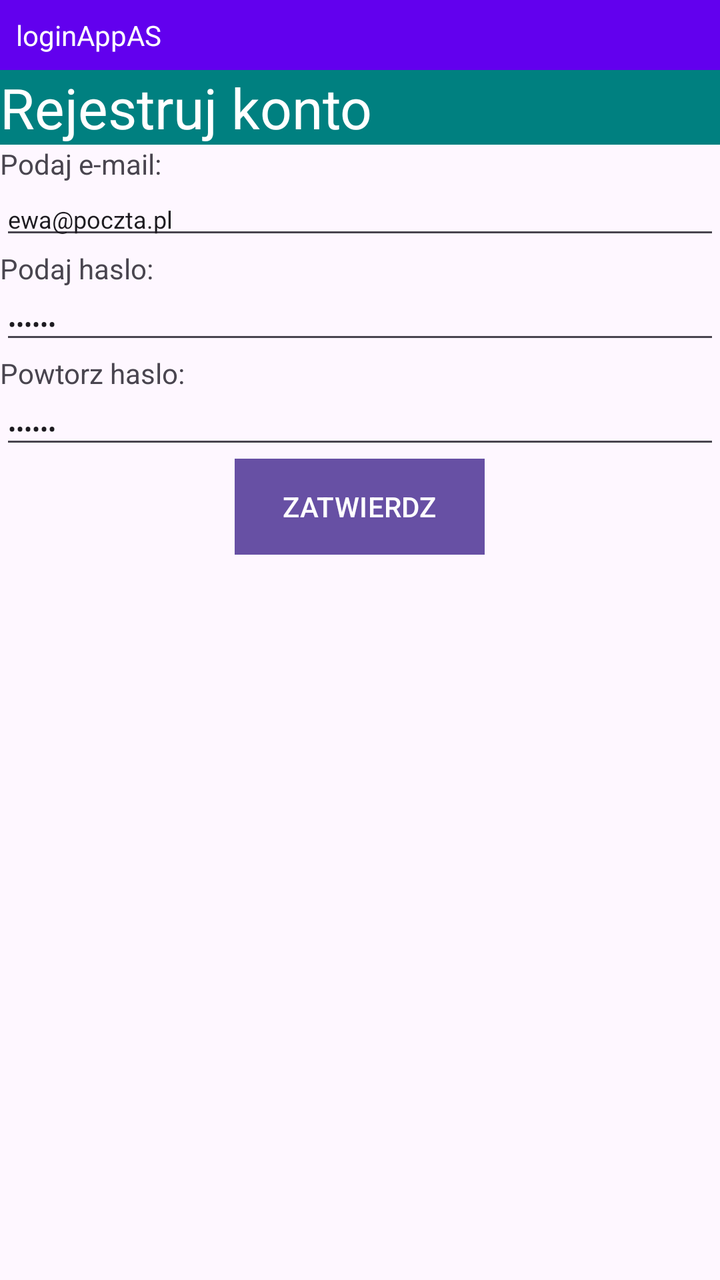
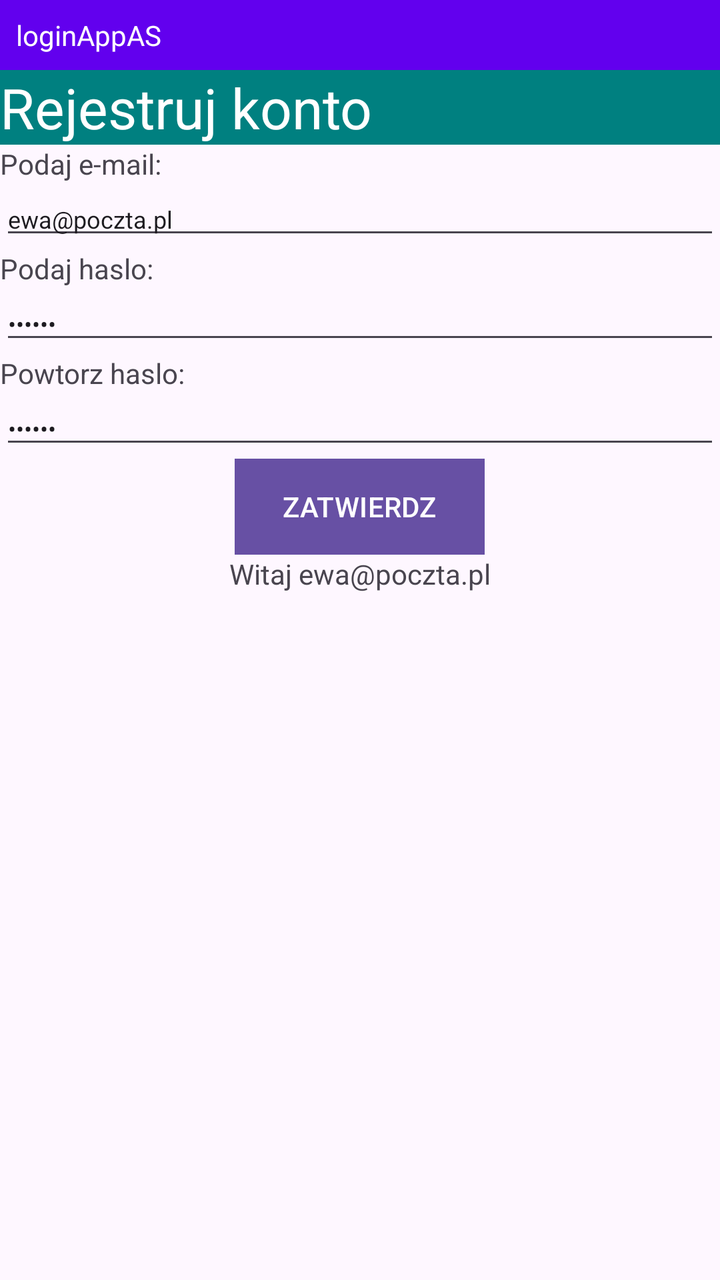

Compare the two renders of this Android layout. The source of the first and the diff that turns it into the second are given below.
<!-- AndroidManifest.xml: application theme Theme.LoginAppAS -->
<!-- res/layout/activity_main.xml -->
<?xml version="1.0" encoding="utf-8"?>
<LinearLayout xmlns:android="http://schemas.android.com/apk/res/android"
    xmlns:tools="http://schemas.android.com/tools"
    android:id="@+id/main"
    android:layout_width="match_parent"
    android:layout_height="match_parent"

    android:orientation="vertical"

    tools:context=".MainActivity">


    <TextView
        android:id="@+id/textView"
        android:layout_width="match_parent"
        android:layout_height="wrap_content"
        android:padding="8dp"
        android:background="#6200EE"
        android:textColor="@color/white"
        android:text="loginAppAS" />

    <TextView
        android:id="@+id/textView3"
        android:layout_width="match_parent"
        android:layout_height="wrap_content"
        android:textSize="28dp"
        android:background="#008080"
        android:textColor="@color/white"
        android:text="Rejestruj konto" />

    <TextView
        android:id="@+id/textView4"
        android:layout_width="match_parent"
        android:layout_height="wrap_content"
        android:text="Podaj e-mail:" />

    <EditText
        android:id="@+id/editTextText"
        android:layout_width="match_parent"
        android:layout_height="wrap_content"
        android:textSize="12dp"
        android:inputType="text"
        android:text="ewa@poczta.pl" />

    <TextView
        android:id="@+id/textView5"
        android:layout_width="match_parent"
        android:layout_height="wrap_content"
        android:text="Podaj haslo:" />

    <EditText
        android:id="@+id/editTextText2"
        android:layout_width="match_parent"
        android:layout_height="wrap_content"
        android:textSize="12dp"
        android:ems="10"
        android:inputType="textPassword"
        android:text="123456" />

    <TextView
        android:id="@+id/textView6"
        android:layout_width="match_parent"
        android:layout_height="wrap_content"
        android:text="Powtorz haslo:" />

    <EditText
        android:id="@+id/editTextText3"
        android:layout_width="match_parent"
        android:layout_height="wrap_content"
        android:textSize="12dp"
        android:ems="10"
        android:inputType="textPassword"
        android:text="123456" />

    <Button
        android:id="@+id/button2"
        android:layout_width="wrap_content"
        android:layout_height="wrap_content"
        android:layout_gravity="center"
        android:background="#d7d7d7"
        android:text="ZATWIERDZ" />


</LinearLayout>
<!-- resources referenced by this layout -->
<resources>
  <color name="white">#FFFFFFFF</color>
  <style name="Theme.LoginAppAS" parent="Base.Theme.LoginAppAS" />
  <style name="Base.Theme.LoginAppAS" parent="Theme.Material3.DayNight.NoActionBar">
          
          
      </style>
</resources>

<!-- the commit's change to res/layout/activity_main.xml (unified diff, before → after) -->
@@ -80,5 +80,12 @@
         android:background="#d7d7d7"
         android:text="ZATWIERDZ" />
 
+    <TextView
+        android:id="@+id/textView7"
+        android:layout_width="wrap_content"
+        android:layout_height="wrap_content"
+        android:layout_gravity="center"
+        android:text="Witaj ewa@poczta.pl" />
+
 
 </LinearLayout>
